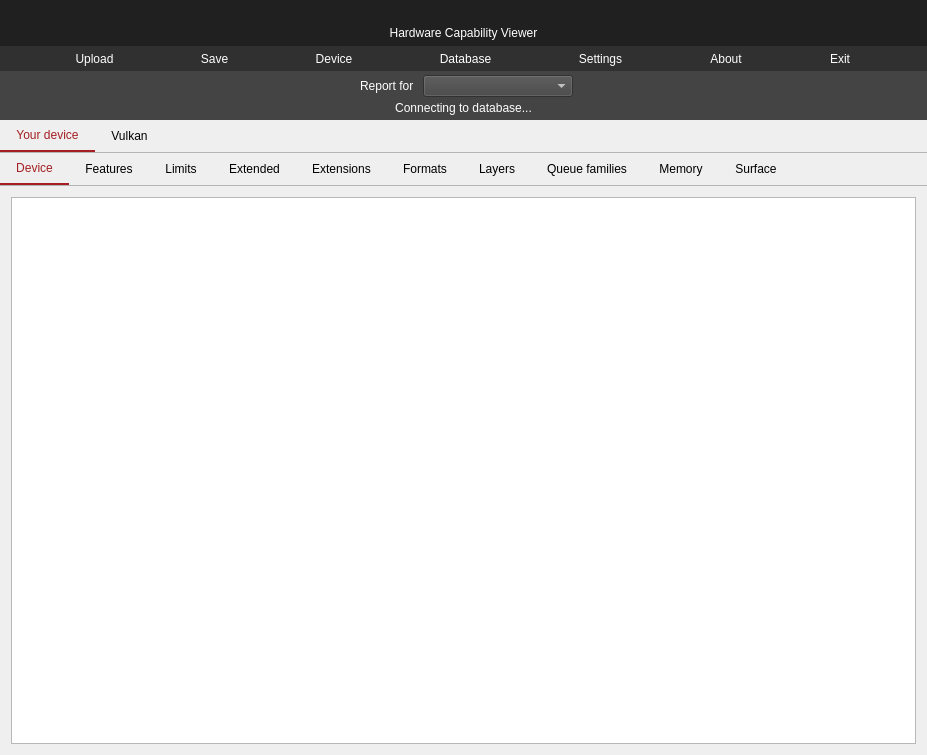
The window that vulkancapsviewer.ui (SaschaWillems/VulkanCapsViewer) describes before a commit, drawn with Qt 5.
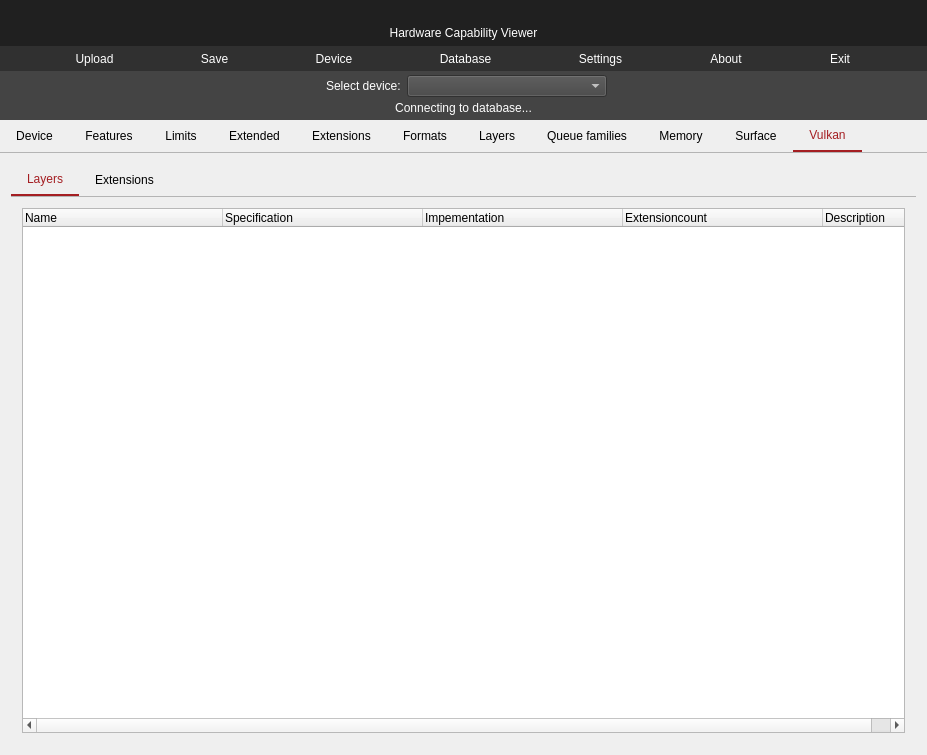
The same window after the commit. The open tabs and pages were chosen to show the change. Icons and pictures are not drawn.

Commit message: Slight UI layout changes

The edit to the form file:
```diff
--- a/vulkancapsviewer.ui
+++ b/vulkancapsviewer.ui
@@ -106,9 +106,9 @@
     <item>
      <widget class="QWidget" name="widget" native="true">
       <property name="styleSheet">
-       <string notr="true">background-color: rgb(68, 68, 68);</string>
+       <string notr="true"/>
       </property>
-      <layout class="QVBoxLayout" name="verticalLayout_16">
+      <layout class="QVBoxLayout" name="verticalLayout_8">
        <property name="spacing">
         <number>0</number>
        </property>
@@ -122,7 +122,7 @@
         <number>0</number>
        </property>
        <property name="bottomMargin">
-        <number>5</number>
+        <number>0</number>
        </property>
        <item>
         <widget class="QWidget" name="widget_5" native="true">
@@ -163,7 +163,7 @@
              <string/>
             </property>
             <property name="pixmap">
-             <pixmap resource="vulkancapsviewer.qrc">:/vulkancapsviewer/Resources/vulkan48.png</pixmap>
+             <pixmap resource="vulkancapsviewer.qrc">:/vulkancapsviewer/Resources/vulkan32.png</pixmap>
             </property>
             <property name="alignment">
              <set>Qt::AlignCenter</set>
@@ -354,6 +354,10 @@
         </widget>
        </item>
        <item>
+        <widget class="QWidget" name="" native="true">
+         <property name="styleSheet">
+          <string notr="true">background-color: rgb(68, 68, 68);</string>
+         </property>
         <layout class="QFormLayout" name="formLayout">
          <property name="labelAlignment">
           <set>Qt::AlignCenter</set>
@@ -382,10 +386,11 @@
             </sizepolicy>
            </property>
            <property name="styleSheet">
-            <string notr="true">color: rgb(255, 255, 255);</string>
+             <string notr="true">color: rgb(255, 255, 255);
+</string>
            </property>
            <property name="text">
-            <string>Report for </string>
+             <string>Select device:</string>
            </property>
           </widget>
          </item>
@@ -399,7 +404,7 @@
            </property>
            <property name="minimumSize">
             <size>
-             <width>150</width>
+              <width>200</width>
              <height>0</height>
             </size>
            </property>
@@ -409,11 +414,14 @@
           </widget>
          </item>
         </layout>
+        </widget>
        </item>
        <item>
         <widget class="QLabel" name="labelDevicePresent">
          <property name="styleSheet">
-          <string notr="true">color: rgb(255, 255, 255);</string>
+          <string notr="true">color: rgb(255, 255, 255);
+background-color: rgb(68, 68, 68);
+padding-bottom:5px;</string>
          </property>
          <property name="text">
           <string>Connecting to database...</string>
@@ -423,43 +431,6 @@
          </property>
         </widget>
        </item>
-      </layout>
-     </widget>
-    </item>
-    <item>
-     <widget class="QTabWidget" name="tabWidget">
-      <property name="tabPosition">
-       <enum>QTabWidget::North</enum>
-      </property>
-      <property name="tabShape">
-       <enum>QTabWidget::Rounded</enum>
-      </property>
-      <property name="currentIndex">
-       <number>0</number>
-      </property>
-      <property name="tabsClosable">
-       <bool>false</bool>
-      </property>
-      <widget class="QWidget" name="tabDevice">
-       <attribute name="title">
-        <string>Your device</string>
-       </attribute>
-       <layout class="QHBoxLayout" name="horizontalLayout_2">
-        <property name="spacing">
-         <number>0</number>
-        </property>
-        <property name="leftMargin">
-         <number>0</number>
-        </property>
-        <property name="topMargin">
-         <number>0</number>
-        </property>
-        <property name="rightMargin">
-         <number>0</number>
-        </property>
-        <property name="bottomMargin">
-         <number>0</number>
-        </property>
         <item>
          <widget class="QTabWidget" name="tabWidgetDevice">
           <property name="tabPosition">
@@ -471,6 +442,9 @@
           <property name="currentIndex">
            <number>0</number>
           </property>
+         <property name="documentMode">
+          <bool>false</bool>
+         </property>
           <property name="tabBarAutoHide">
            <bool>false</bool>
           </property>
@@ -940,30 +914,11 @@
             </item>
            </layout>
           </widget>
-         </widget>
-        </item>
-       </layout>
-      </widget>
-      <widget class="QWidget" name="tab_5">
+         <widget class="QWidget" name="tab_7">
        <attribute name="title">
         <string>Vulkan</string>
        </attribute>
-       <layout class="QVBoxLayout" name="verticalLayout_8">
-        <property name="spacing">
-         <number>0</number>
-        </property>
-        <property name="leftMargin">
-         <number>0</number>
-        </property>
-        <property name="topMargin">
-         <number>0</number>
-        </property>
-        <property name="rightMargin">
-         <number>0</number>
-        </property>
-        <property name="bottomMargin">
-         <number>0</number>
-        </property>
+          <layout class="QVBoxLayout" name="verticalLayout_5">
         <item>
          <widget class="QTabWidget" name="tabWidget_2">
           <property name="tabPosition">
@@ -1060,6 +1015,9 @@
         </item>
        </layout>
       </widget>
+        </widget>
+       </item>
+      </layout>
      </widget>
     </item>
    </layout>
```
Lines whose indentation alone changed are shown as unchanged. The commit also changes 2 other files.
